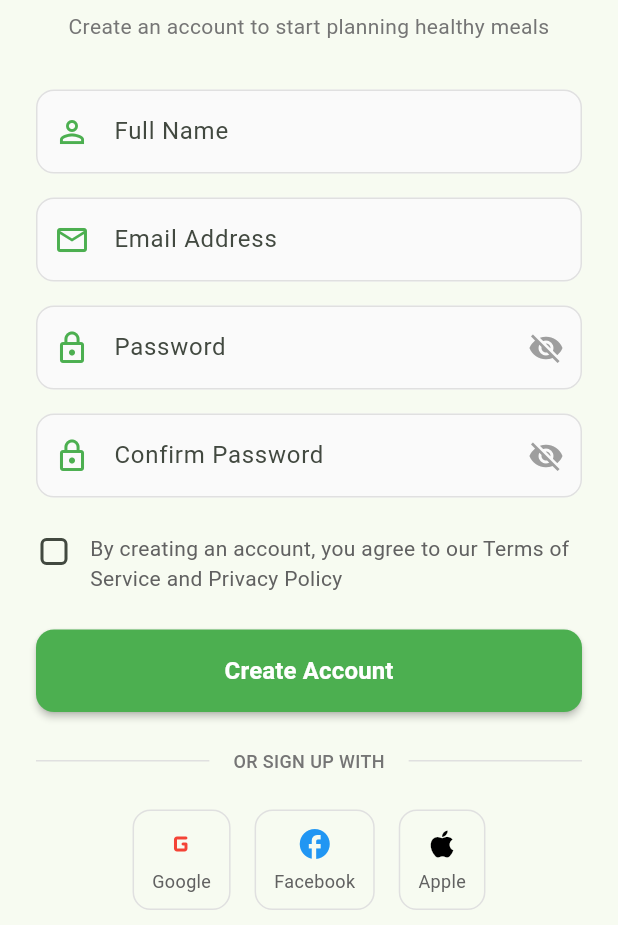
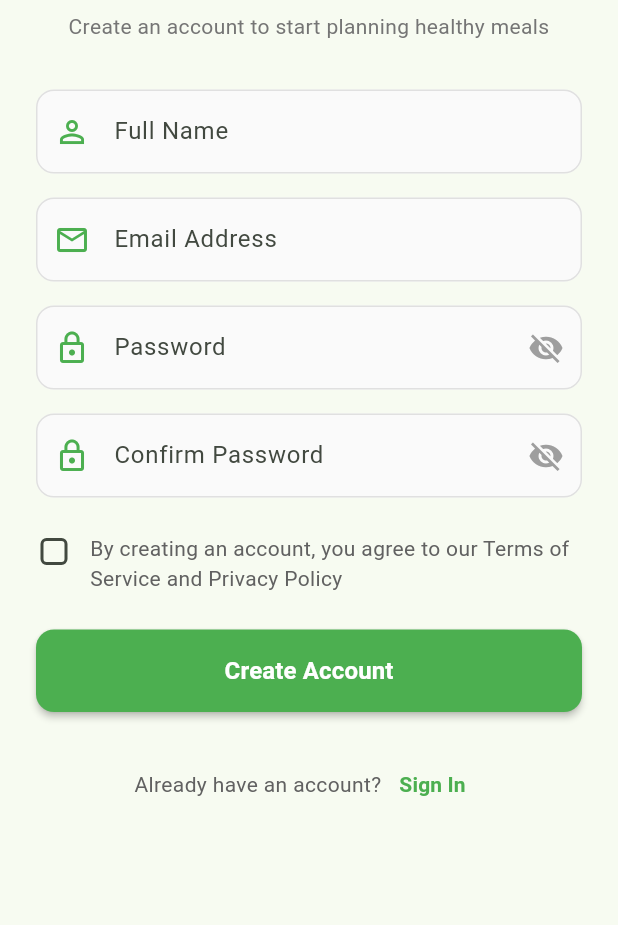
Before and after one commit to reymartjohneva/meal_planner, a Flutter app: the screen it shows after launch, after a tap on "Sign In", after a tap on "Sign Up", on a phone screen of 412 x 824 dp, the part 311-1236 px from its top. Run offline on Flutter 3.47's test engine with Material 3 defaults, Android fonts, the phone set to English and light mode, and no system bars; our stand-ins replace firebase_core; accounts and stored records are empty.

Commit message:
feat: remove sicials

```diff
--- a/lib/pages/login_page.dart
+++ b/lib/pages/login_page.dart
@@ -247,62 +247,9 @@ class LoginPageState extends State<LoginPage> {
                       ),
                     ),
                   ),
+
                   const SizedBox(height: 32),
-                  // Social login options
-                  Column(
-                    children: [
-                      Row(
-                        children: [
-                          Expanded(child: Divider(color: Colors.grey.shade300)),
-                          Padding(
-                            padding: const EdgeInsets.symmetric(horizontal: 16),
-                            child: Text(
-                              'OR CONTINUE WITH',
-                              style: TextStyle(
-                                color: Colors.grey.shade600,
-                                fontSize: 12,
-                                fontWeight: FontWeight.w500,
-                              ),
-                            ),
-                          ),
-                          Expanded(child: Divider(color: Colors.grey.shade300)),
-                        ],
-                      ),
-                      const SizedBox(height: 24),
-                      Row(
-                        mainAxisAlignment: MainAxisAlignment.center,
-                        children: [
-                          _socialLoginButton(
-                            icon: Icons.g_mobiledata_rounded,
-                            label: 'Google',
-                            color: Colors.red,
-                            onPressed: () {
-                              // Google login
-                            },
-                          ),
-                          const SizedBox(width: 16),
-                          _socialLoginButton(
-                            icon: Icons.facebook,
-                            label: 'Facebook',
-                            color: Colors.blue,
-                            onPressed: () {
-                              // Facebook login
-                            },
-                          ),
-                          const SizedBox(width: 16),
-                          _socialLoginButton(
-                            icon: Icons.apple,
-                            label: 'Apple',
-                            color: Colors.black,
-                            onPressed: () {
-                              // Apple login
-                            },
-                          ),
-                        ],
-                      ),
-                    ],
-                  ),
-                  const SizedBox(height: 24),
+
                   // Sign up option
                   Row(
                     mainAxisAlignment: MainAxisAlignment.center,
--- a/lib/pages/register_page.dart
+++ b/lib/pages/register_page.dart
@@ -340,62 +340,7 @@ class RegisterPageState extends State<RegisterPage> {
                       ),
                     ),
                   ),
-                  const SizedBox(height: 24),
 
-                  // Social Registration Options
-                  Column(
-                    children: [
-                      Row(
-                        children: [
-                          Expanded(child: Divider(color: Colors.grey.shade300)),
-                          Padding(
-                            padding: const EdgeInsets.symmetric(horizontal: 16),
-                            child: Text(
-                              'OR SIGN UP WITH',
-                              style: TextStyle(
-                                color: Colors.grey.shade600,
-                                fontSize: 12,
-                                fontWeight: FontWeight.w500,
-                              ),
-                            ),
-                          ),
-                          Expanded(child: Divider(color: Colors.grey.shade300)),
-                        ],
-                      ),
-                      const SizedBox(height: 24),
-                      Row(
-                        mainAxisAlignment: MainAxisAlignment.center,
-                        children: [
-                          _socialSignUpButton(
-                            icon: Icons.g_mobiledata_rounded,
-                            label: 'Google',
-                            color: Colors.red,
-                            onPressed: () {
-                              // Google sign up
-                            },
-                          ),
-                          const SizedBox(width: 16),
-                          _socialSignUpButton(
-                            icon: Icons.facebook,
-                            label: 'Facebook',
-                            color: Colors.blue,
-                            onPressed: () {
-                              // Facebook sign up
-                            },
-                          ),
-                          const SizedBox(width: 16),
-                          _socialSignUpButton(
-                            icon: Icons.apple,
-                            label: 'Apple',
-                            color: Colors.black,
-                            onPressed: () {
-                              // Apple sign up
-                            },
-                          ),
-                        ],
-                      ),
-                    ],
-                  ),
                   const SizedBox(height: 24),
 
                   // Login Option
```
